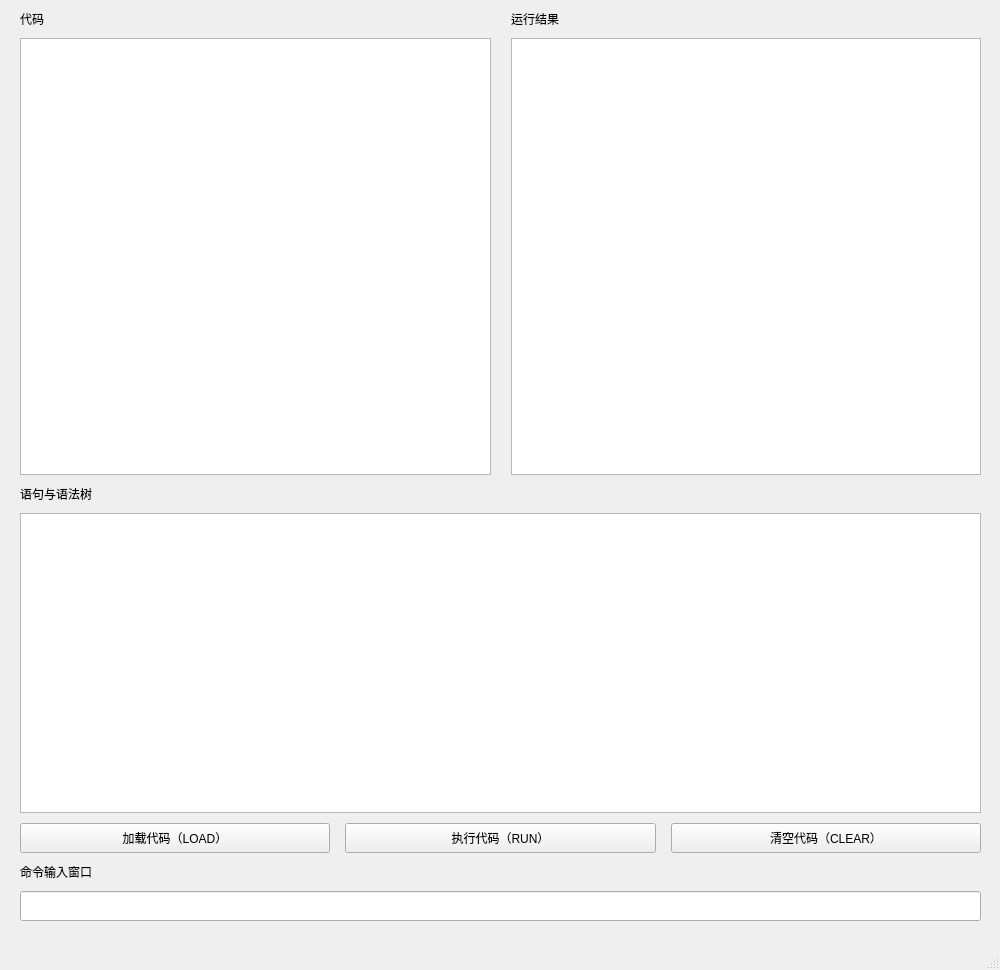
Before: the Qt Designer form mainwindow.ui in y-young/MinimalBasicInterpreter, drawn with Qt 5.
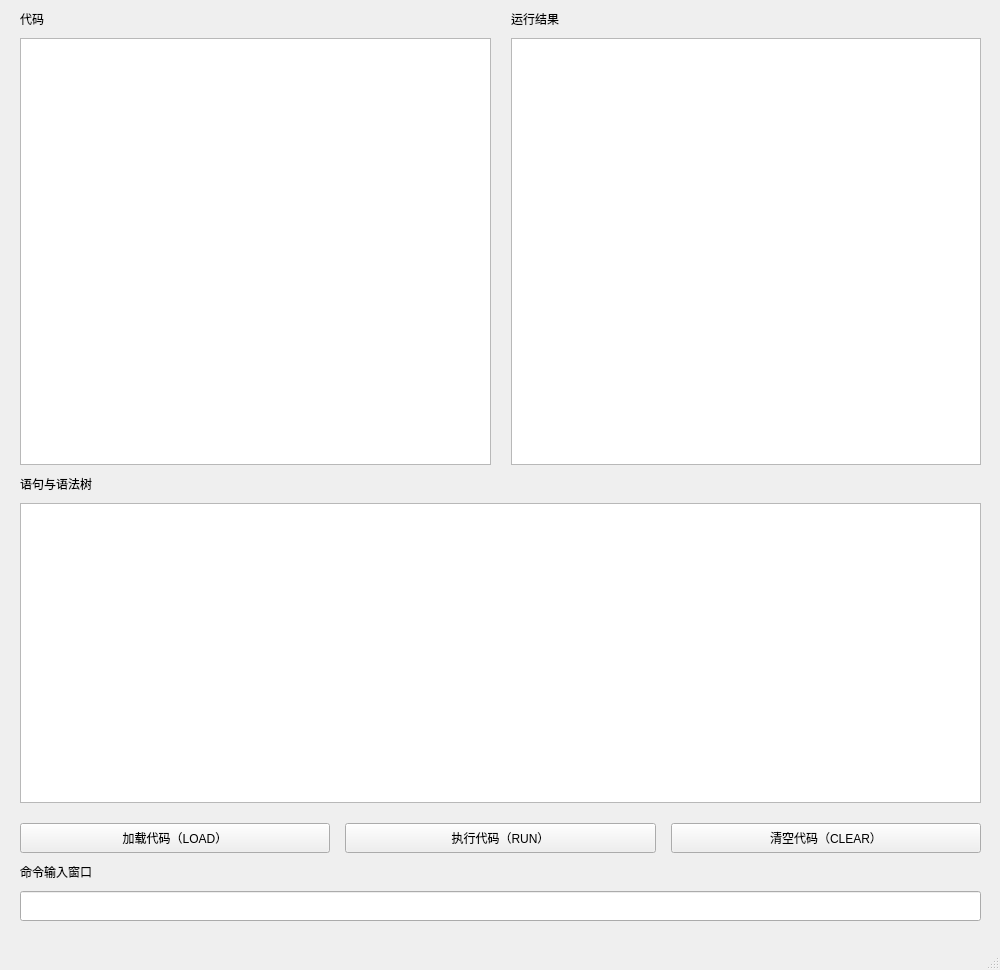
After: the same form once the commit is applied.

Patch:
```diff
--- a/mainwindow.ui
+++ b/mainwindow.ui
@@ -123,7 +123,7 @@
         <number>0</number>
        </property>
        <property name="topMargin">
-        <number>0</number>
+        <number>10</number>
        </property>
        <property name="rightMargin">
         <number>0</number>
```
